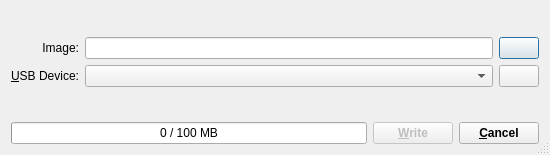
Above: maindialog.ui from OpenMandrivaSoftware/om-imagewriter before the change. Below: the same form after it.
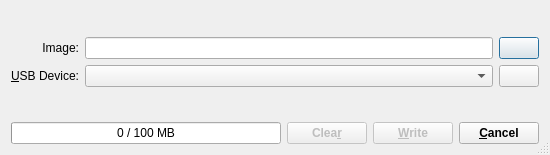
That is the form after the change. Icons and pictures are not drawn.

Commit message:
Added "Clear" function for erasing partition table on selected device
The function was requested, because after writing a ROSA image, the flash disk contained only one small EFI partition. Using this disk afterwards for usual storing data therefore became impossible withou manual removing this partition or creating another one.
The "Clear" button destroys partition table on the selected USB device and allows user to format it to grab all the available space.

Diff of the .ui file:
```diff
--- a/maindialog.ui
+++ b/maindialog.ui
@@ -209,6 +209,28 @@
        </property>
       </spacer>
      </item>
+     <item>
+      <widget class="QPushButton" name="clearButton">
+       <property name="enabled">
+        <bool>false</bool>
+       </property>
+       <property name="sizePolicy">
+        <sizepolicy hsizetype="Fixed" vsizetype="Fixed">
+         <horstretch>0</horstretch>
+         <verstretch>0</verstretch>
+        </sizepolicy>
+       </property>
+       <property name="font">
+        <font>
+         <weight>75</weight>
+         <bold>true</bold>
+        </font>
+       </property>
+       <property name="text">
+        <string>Clea&amp;r</string>
+       </property>
+      </widget>
+     </item>
      <item>
       <widget class="QPushButton" name="writeButton">
        <property name="enabled">
```
Left out of the diff: 23 changed lines with no effect on the pictures. The commit also changes 6 other files.
